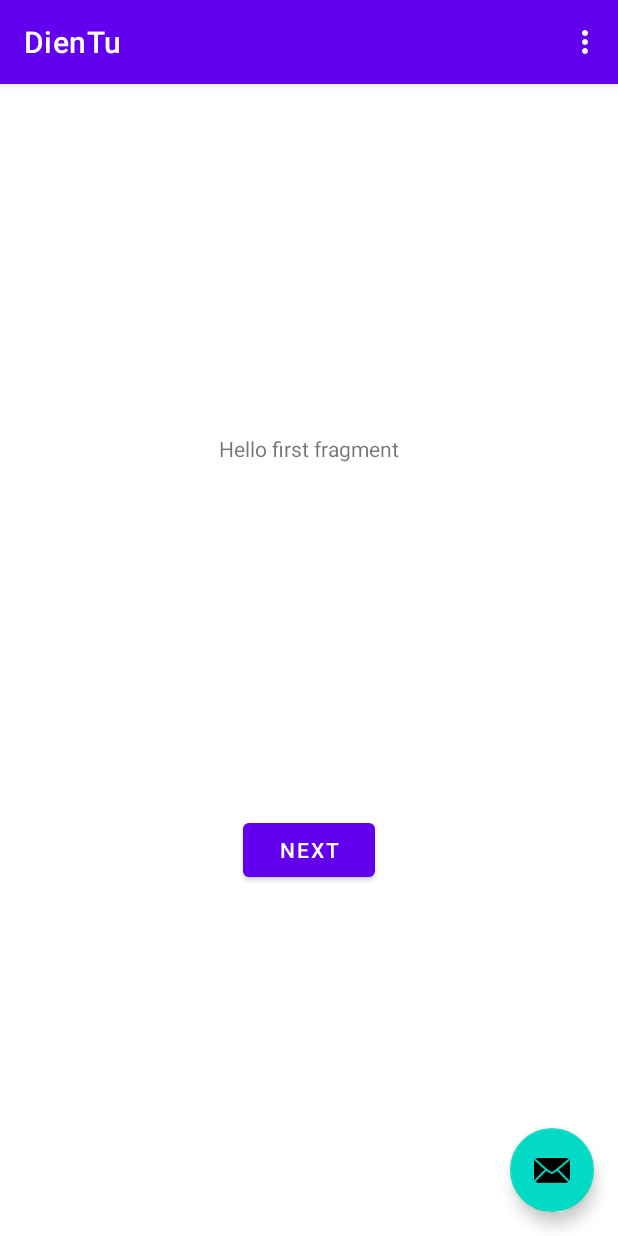
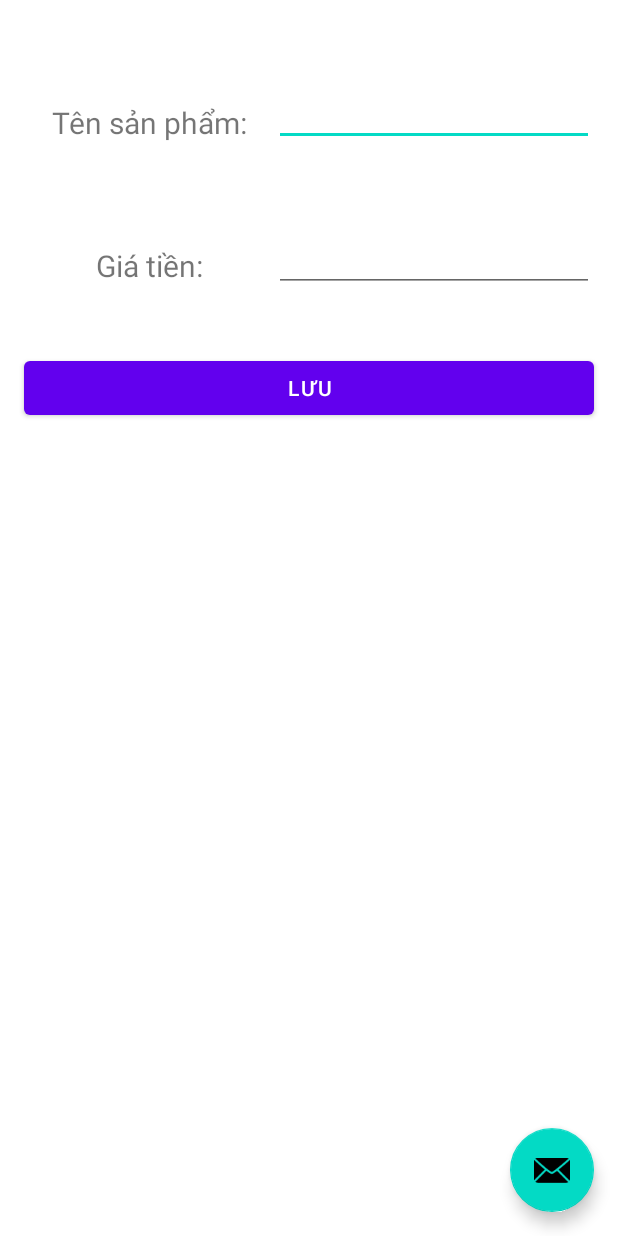
Before and after one commit to YenNguyen85/dien-tu, an Android app: the screen it shows after launch (MainActivity), on a phone screen of 412 x 824 dp. Run offline under Robolectric (Android 15) with nearby library versions, the phone set to English and light mode, and no system bars; our stand-ins replace Firebase (no records; nobody signed in at launch, a user with empty details on screens opened directly).

```diff
--- a/app/src/main/java/io/yencute/dientu/MainActivity.java
+++ b/app/src/main/java/io/yencute/dientu/MainActivity.java
@@ -2,25 +2,49 @@ package io.yencute.dientu;
 
 import android.os.Bundle;
 
+import com.google.android.gms.tasks.OnFailureListener;
+import com.google.android.gms.tasks.OnSuccessListener;
 import com.google.android.material.floatingactionbutton.FloatingActionButton;
 import com.google.android.material.snackbar.Snackbar;
+import com.google.firebase.database.FirebaseDatabase;
+import com.google.firebase.firestore.DocumentReference;
+import com.google.firebase.firestore.FirebaseFirestore;
 
+import androidx.annotation.NonNull;
 import androidx.appcompat.app.AppCompatActivity;
 import androidx.appcompat.widget.Toolbar;
 
+import android.util.Log;
 import android.view.View;
 
 import android.view.Menu;
 import android.view.MenuItem;
+import android.widget.Button;
+import android.widget.EditText;
+
+import java.util.HashMap;
+import java.util.Map;
+
+import io.yencute.dientu.models.Product;
 
 public class MainActivity extends AppCompatActivity {
+
+    Button saveProduct;
+    EditText nameP, priceP;
+
+    // Access a Cloud Firestore instance from your Activity
+    FirebaseFirestore db = FirebaseFirestore.getInstance();
 
     @Override
     protected void onCreate(Bundle savedInstanceState) {
         super.onCreate(savedInstanceState);
         setContentView(R.layout.activity_main);
-        Toolbar toolbar = findViewById(R.id.toolbar);
-        setSupportActionBar(toolbar);
+
+
+
+        saveProduct = findViewById(R.id.bt_save_product);
+        nameP = findViewById(R.id.edit_name_product);
+        priceP = findViewById(R.id.edit_price_product);
 
         FloatingActionButton fab = findViewById(R.id.fab);
         fab.setOnClickListener(new View.OnClickListener() {
@@ -53,4 +77,36 @@ public class MainActivity extends AppCompatActivity {
 
         return super.onOptionsItemSelected(item);
     }
+
+    public void saveProduct(View view) {
+        String tensp = nameP.getText().toString();
+        Double giasp = Double.parseDouble(priceP.getText().toString());
+
+        Product sanpham = new Product(tensp, giasp);
+
+//        // Create a new user with a first and last name
+//        Map<String, Object> user = new HashMap<>();
+//        user.put("first", "Ada");
+//        user.put("last", "Lovelace");
+//        user.put("born", 1815);
+
+        // Add a new document with a generated ID
+        db.collection("products")
+                .add(sanpham)
+                .addOnSuccessListener(new OnSuccessListener<DocumentReference>() {
+                    @Override
+                    public void onSuccess(DocumentReference documentReference) {
+                        Log.d("success", "DocumentSnapshot added with ID: " + documentReference.getId() + ", name: " + documentReference.get().toString());
+                    }
+                })
+                .addOnFailureListener(new OnFailureListener() {
+                    @Override
+                    public void onFailure(@NonNull Exception e) {
+                        Log.w("error", "Error adding document", e);
+                    }
+                });
+
+        nameP.setText("");
+        priceP.setText("");
+    }
 }
--- a/app/src/main/res/layout/activity_main.xml
+++ b/app/src/main/res/layout/activity_main.xml
@@ -1,26 +1,11 @@
 <?xml version="1.0" encoding="utf-8"?>
-<androidx.coordinatorlayout.widget.CoordinatorLayout xmlns:android="http://schemas.android.com/apk/res/android"
+<androidx.constraintlayout.widget.ConstraintLayout xmlns:android="http://schemas.android.com/apk/res/android"
     xmlns:app="http://schemas.android.com/apk/res-auto"
     xmlns:tools="http://schemas.android.com/tools"
     android:layout_width="match_parent"
     android:layout_height="match_parent"
     tools:context=".MainActivity">
 
-    <com.google.android.material.appbar.AppBarLayout
-        android:layout_width="match_parent"
-        android:layout_height="wrap_content"
-        android:theme="@style/Theme.DienTu.AppBarOverlay">
-
-        <androidx.appcompat.widget.Toolbar
-            android:id="@+id/toolbar"
-            android:layout_width="match_parent"
-            android:layout_height="?attr/actionBarSize"
-            android:background="?attr/colorPrimary"
-            app:popupTheme="@style/Theme.DienTu.PopupOverlay" />
-
-    </com.google.android.material.appbar.AppBarLayout>
-
-    <include layout="@layout/content_main" />
 
     <com.google.android.material.floatingactionbutton.FloatingActionButton
         android:id="@+id/fab"
@@ -28,6 +13,70 @@
         android:layout_height="wrap_content"
         android:layout_gravity="bottom|end"
         android:layout_margin="@dimen/fab_margin"
+        android:layout_marginEnd="28dp"
+        app:layout_constraintBottom_toBottomOf="parent"
+        app:layout_constraintEnd_toEndOf="parent"
         app:srcCompat="@android:drawable/ic_dialog_email" />
 
-</androidx.coordinatorlayout.widget.CoordinatorLayout>
+    <EditText
+        android:id="@+id/edit_name_product"
+        android:layout_width="wrap_content"
+        android:layout_height="wrap_content"
+        android:layout_marginTop="52dp"
+        android:layout_marginEnd="16dp"
+        android:ems="10"
+        android:inputType="textPersonName"
+
+        app:layout_constraintEnd_toEndOf="parent"
+        app:layout_constraintTop_toTopOf="parent" />
+
+    <EditText
+        android:id="@+id/edit_price_product"
+        android:layout_width="wrap_content"
+        android:layout_height="wrap_content"
+        android:layout_marginTop="52dp"
+        android:layout_marginEnd="16dp"
+        android:ems="10"
+        android:inputType="number"
+        app:layout_constraintEnd_toEndOf="parent"
+        app:layout_constraintTop_toBottomOf="@+id/edit_name_product" />
+
+    <TextView
+        android:id="@+id/textView"
+        android:layout_width="wrap_content"
+        android:layout_height="wrap_content"
+        android:layout_marginStart="16dp"
+        android:layout_marginTop="68dp"
+        android:text="Tên sản phẩm:"
+        android:textSize="20dp"
+        app:layout_constraintEnd_toStartOf="@+id/edit_name_product"
+        app:layout_constraintStart_toStartOf="parent"
+        app:layout_constraintTop_toTopOf="parent" />
+
+    <TextView
+        android:id="@+id/textView2"
+        android:layout_width="wrap_content"
+        android:layout_height="wrap_content"
+        android:layout_marginStart="16dp"
+        android:layout_marginTop="68dp"
+        android:text="Giá tiền:"
+        android:textSize="20dp"
+        app:layout_constraintEnd_toStartOf="@+id/edit_price_product"
+        app:layout_constraintStart_toStartOf="parent"
+        app:layout_constraintTop_toBottomOf="@+id/textView" />
+
+    <Button
+        android:id="@+id/bt_save_product"
+        android:layout_width="0dp"
+        android:layout_height="wrap_content"
+        android:layout_marginStart="16dp"
+        android:layout_marginTop="40dp"
+        android:layout_marginEnd="16dp"
+        android:onClick="saveProduct"
+        android:text="Lưu"
+        app:layout_constraintEnd_toEndOf="parent"
+        app:layout_constraintHorizontal_bias="0.0"
+        app:layout_constraintStart_toStartOf="parent"
+        app:layout_constraintTop_toBottomOf="@+id/edit_price_product" />
+
+</androidx.constraintlayout.widget.ConstraintLayout>
--- a/build.gradle
+++ b/build.gradle
@@ -6,6 +6,7 @@ buildscript {
     }
     dependencies {
         classpath "com.android.tools.build:gradle:4.1.2"
+        classpath 'com.google.gms:google-services:4.3.5'
 
         // NOTE: Do not place your application dependencies here; they belong
         // in the individual module build.gradle files
```
Also changed, not shown: app/build.gradle (+8 -0 lines), app/src/main/java/io/yencute/dientu/models/Product.java (added, +53 -0 lines), gradle/wrapper/gradle-wrapper.properties, 1 other file.
